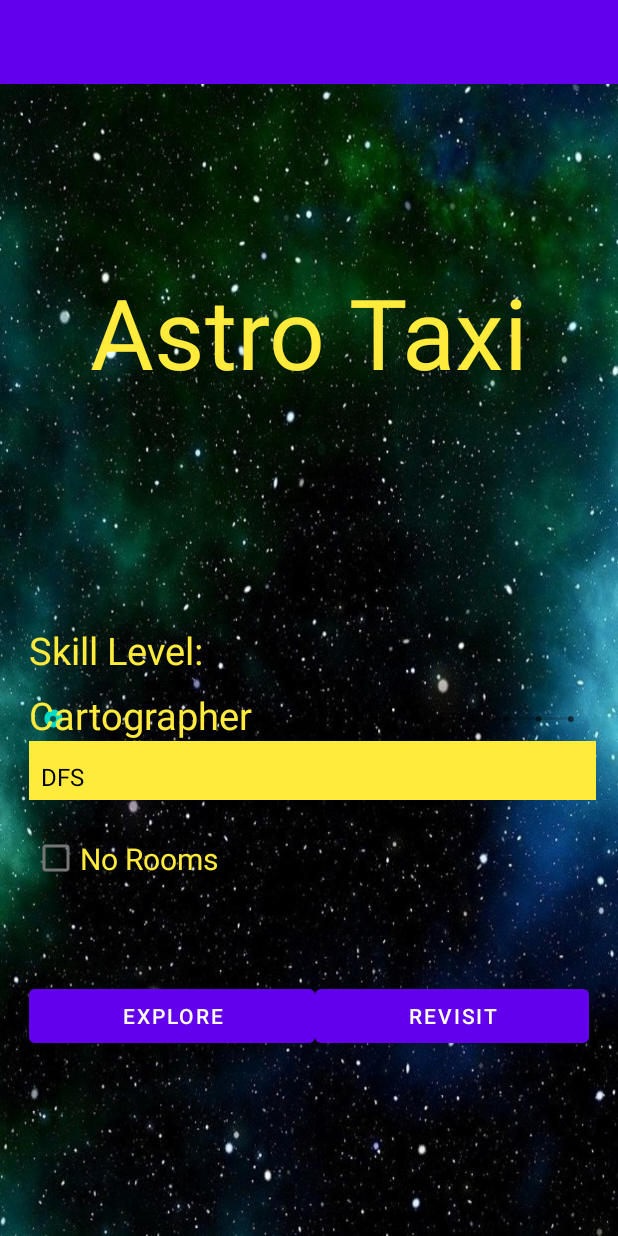
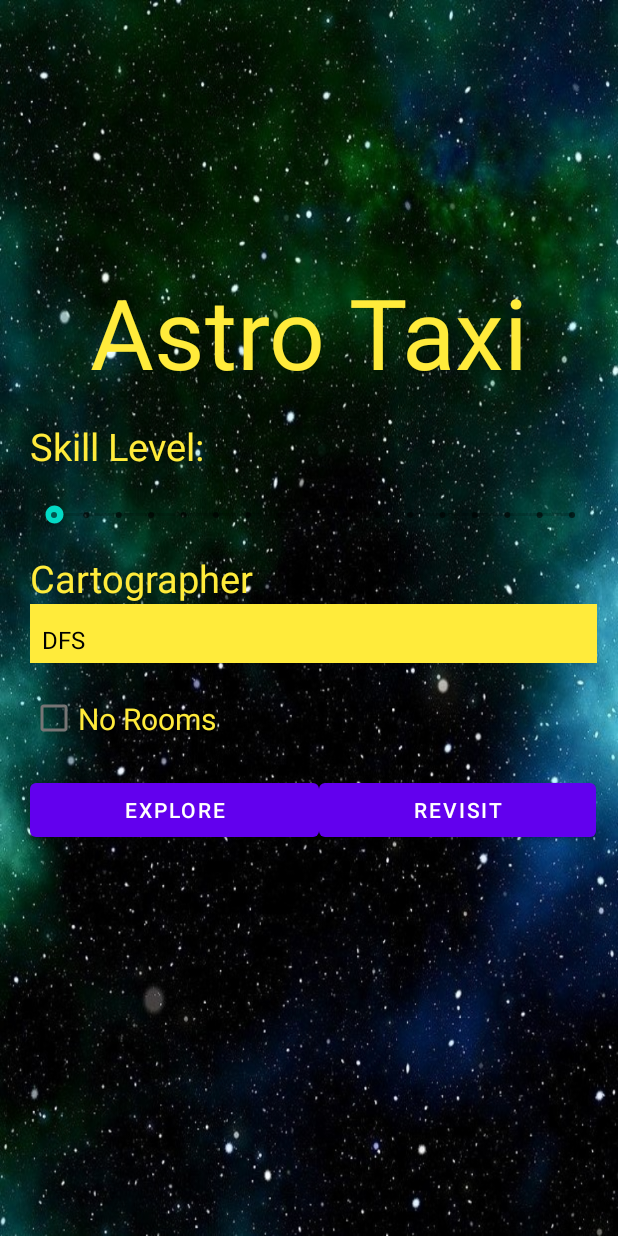
Before and after one commit to BlueBearon/AMaze, an Android app: the screen it shows after launch (AMazeActivity), on a phone screen of 412 x 824 dp. Run offline under Robolectric (Android 15) with nearby library versions, the phone set to English and light mode, and no system bars; our stand-ins replace navigation-ui; Roboto replaces fonts that are not available here; 1 statement that could not run was skipped.

Commit message:
Edited layout of Gui Files so that they appear on screen correctly

```diff
--- a/app/src/main/res/layout/activity_losing.xml
+++ b/app/src/main/res/layout/activity_losing.xml
@@ -91,8 +91,8 @@
         android:id="@+id/LoseToTitleButton"
         android:layout_width="193dp"
         android:layout_height="68dp"
-        android:layout_marginStart="109dp"
-        android:layout_marginTop="631dp"
+        android:layout_marginStart="108dp"
+        android:layout_marginTop="380dp"
         android:text="Return to Title"
         android:visibility="visible"
         app:layout_constraintStart_toStartOf="parent"
--- a/app/src/main/res/layout/activity_main.xml
+++ b/app/src/main/res/layout/activity_main.xml
@@ -23,39 +23,14 @@
         app:layout_constraintStart_toStartOf="parent"
         app:layout_constraintTop_toTopOf="parent" />
 
-    <androidx.appcompat.widget.Toolbar
-        android:id="@+id/toolbar"
-        android:layout_width="match_parent"
-        android:layout_height="?attr/actionBarSize"
-        android:background="?attr/colorPrimary"
-        android:visibility="visible"
-        app:layout_constraintTop_toTopOf="parent"
-        app:popupTheme="@style/Theme.AMazeByChasePacker.PopupOverlay"
-        tools:layout_editor_absoluteX="-53dp" />
-
-    <LinearLayout
-        android:id="@+id/linearLayout2"
-        android:layout_width="match_parent"
-        android:layout_height="match_parent"
-        android:orientation="vertical"
-        android:visibility="visible"
-        app:layout_constraintBottom_toBottomOf="parent"
-        app:layout_constraintEnd_toEndOf="parent"
-        app:layout_constraintStart_toStartOf="parent"
-        app:layout_constraintTop_toTopOf="parent"></LinearLayout>
-
     <LinearLayout
         android:id="@+id/SkillLevelLayout"
         android:layout_width="377dp"
         android:layout_height="90dp"
-        android:layout_marginStart="19dp"
-        android:layout_marginTop="369dp"
-        android:layout_marginEnd="15dp"
-        android:layout_marginBottom="272dp"
+        android:layout_marginStart="20dp"
+        android:layout_marginTop="280dp"
         android:orientation="vertical"
         android:visibility="visible"
-        app:layout_constraintBottom_toBottomOf="parent"
-        app:layout_constraintEnd_toEndOf="parent"
         app:layout_constraintStart_toStartOf="parent"
         app:layout_constraintTop_toTopOf="parent">
 
@@ -86,15 +61,15 @@
         android:id="@+id/DriverLayout"
         android:layout_width="378dp"
         android:layout_height="74dp"
-        android:layout_marginStart="19dp"
-        android:layout_marginTop="459dp"
+        android:layout_marginStart="20dp"
+        android:layout_marginTop="368dp"
         android:orientation="vertical"
         app:layout_constraintStart_toStartOf="parent"
         app:layout_constraintTop_toTopOf="parent">
 
         <TextView
             android:id="@+id/SpinnerLabel"
-            android:layout_width="match_parent"
+            android:layout_width="159dp"
             android:layout_height="wrap_content"
             android:text="Cartographer"
             android:textColor="#FFEB3B"
@@ -117,8 +92,8 @@
     <LinearLayout
         android:layout_width="378dp"
         android:layout_height="78dp"
-        android:layout_marginStart="21dp"
-        android:layout_marginTop="533dp"
+        android:layout_marginStart="20dp"
+        android:layout_marginTop="440dp"
         android:orientation="vertical"
         app:layout_constraintStart_toStartOf="parent"
         app:layout_constraintTop_toTopOf="parent">
@@ -136,10 +111,10 @@
     </LinearLayout>
 
     <LinearLayout
-        android:layout_width="373dp"
-        android:layout_height="48dp"
-        android:layout_marginStart="19dp"
-        android:layout_marginTop="653dp"
+        android:layout_width="377dp"
+        android:layout_height="59dp"
+        android:layout_marginStart="20dp"
+        android:layout_marginTop="516dp"
         android:layout_weight="1"
         android:orientation="horizontal"
         app:layout_constraintStart_toStartOf="parent"
```
Also changed, not shown: app/src/main/res/layout/activity_play_animation.xml (+9 -7 lines), app/src/main/res/layout/activity_play_manually.xml (+24 -24 lines), app/src/main/res/layout/activity_winning.xml (+5 -5 lines).
